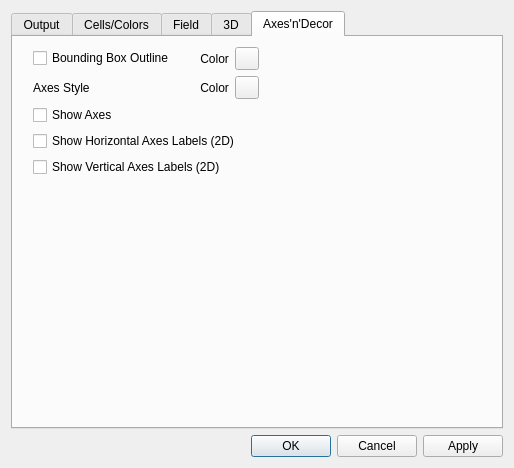
This is CompuCell3D/player/Configuration/cc3D_prefs.ui in CompuCell3D/CompuCell3D as Qt 5 draws it before an edit. The edited form follows.
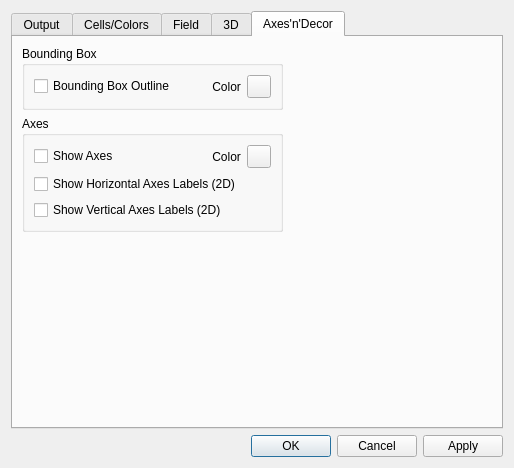
This is the edited form. The open tabs and pages were chosen to show the change.

Commit message: Small fix for the configuration dialog

The edit to the form file:
```diff
--- a/CompuCell3D/player/Configuration/cc3D_prefs.ui
+++ b/CompuCell3D/player/Configuration/cc3D_prefs.ui
@@ -6,8 +6,8 @@
    <rect>
     <x>0</x>
     <y>0</y>
-    <width>485</width>
-    <height>452</height>
+    <width>498</width>
+    <height>445</height>
    </rect>
   </property>
   <property name="windowTitle">
@@ -1530,16 +1530,15 @@
       <attribute name="title">
        <string>Axes'n'Decor</string>
       </attribute>
-      <widget class="QWidget" name="">
-       <property name="geometry">
-        <rect>
-         <x>20</x>
-         <y>10</y>
-         <width>226</width>
-         <height>130</height>
-        </rect>
-       </property>
-       <layout class="QVBoxLayout" name="verticalLayout_23">
+      <layout class="QGridLayout" name="gridLayout_2">
+       <item row="0" column="0">
+        <layout class="QVBoxLayout" name="verticalLayout_24">
+         <item>
+          <widget class="QGroupBox" name="groupBox_10">
+           <property name="title">
+            <string>Bounding Box</string>
+           </property>
+           <layout class="QVBoxLayout" name="verticalLayout">
         <item>
          <layout class="QHBoxLayout" name="horizontalLayout_29">
           <item>
@@ -1581,14 +1580,21 @@
           </item>
          </layout>
         </item>
+           </layout>
+          </widget>
+         </item>
         <item>
-         <layout class="QVBoxLayout" name="verticalLayout">
+          <widget class="QGroupBox" name="groupBox_15">
+           <property name="title">
+            <string>Axes</string>
+           </property>
+           <layout class="QVBoxLayout" name="verticalLayout_23">
           <item>
-           <layout class="QHBoxLayout" name="horizontalLayout_31">
+             <layout class="QHBoxLayout" name="horizontalLayout_30">
             <item>
-             <widget class="QLabel" name="label_20">
+               <widget class="QCheckBox" name="showAxesCB">
               <property name="text">
-               <string>Axes Style</string>
+                 <string>Show Axes</string>
               </property>
              </widget>
             </item>
@@ -1624,13 +1630,6 @@
             </item>
            </layout>
           </item>
-          <item>
-           <widget class="QCheckBox" name="showAxesCB">
-            <property name="text">
-             <string>Show Axes</string>
-            </property>
-           </widget>
-          </item>
           <item>
            <widget class="QCheckBox" name="showHorizontalAxesLabelsCB">
             <property name="text">
@@ -1646,9 +1645,37 @@
            </widget>
           </item>
          </layout>
-        </item>
-       </layout>
-      </widget>
+          </widget>
+         </item>
+        </layout>
+       </item>
+       <item row="0" column="1">
+        <spacer name="horizontalSpacer_18">
+         <property name="orientation">
+          <enum>Qt::Horizontal</enum>
+         </property>
+         <property name="sizeHint" stdset="0">
+          <size>
+           <width>201</width>
+           <height>20</height>
+          </size>
+         </property>
+        </spacer>
+       </item>
+       <item row="1" column="0">
+        <spacer name="verticalSpacer_2">
+         <property name="orientation">
+          <enum>Qt::Vertical</enum>
+         </property>
+         <property name="sizeHint" stdset="0">
+          <size>
+           <width>20</width>
+           <height>172</height>
+          </size>
+         </property>
+        </spacer>
+       </item>
+      </layout>
      </widget>
     </widget>
    </item>
```
Left out of the diff: 2 changed lines with no effect on the pictures. Lines whose indentation alone changed are shown as unchanged. The commit also changes 1 other file.
